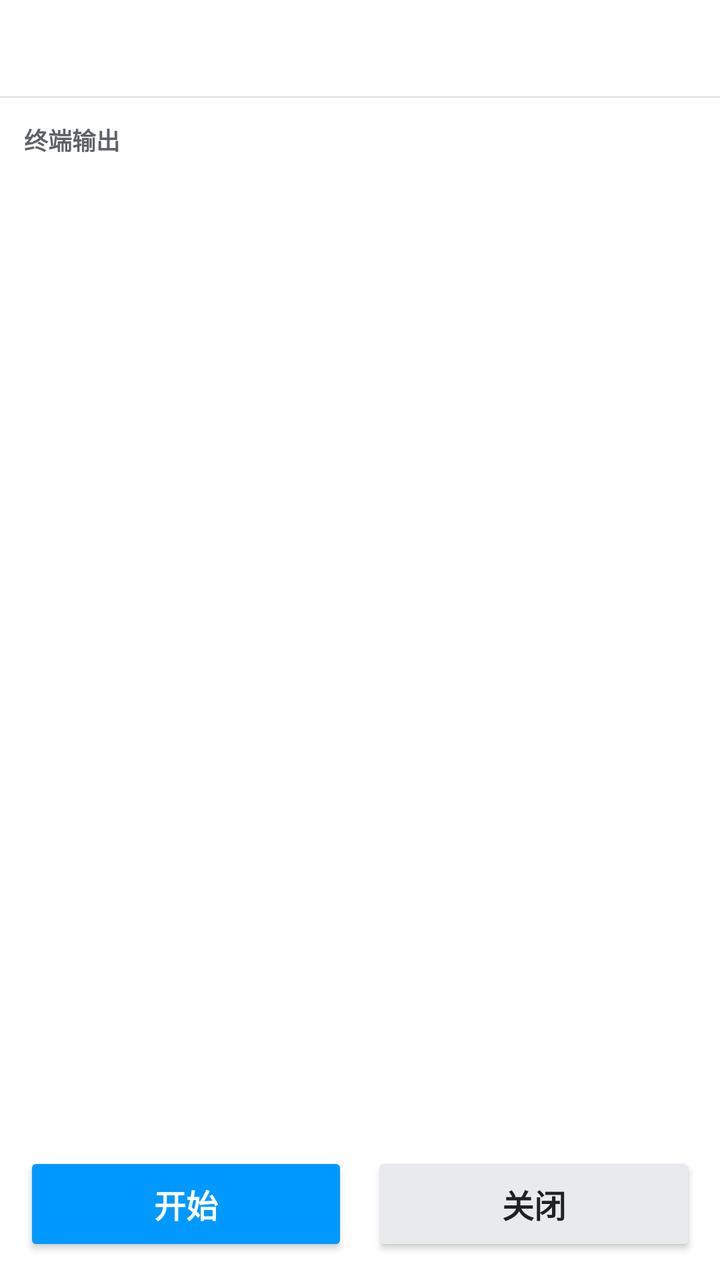
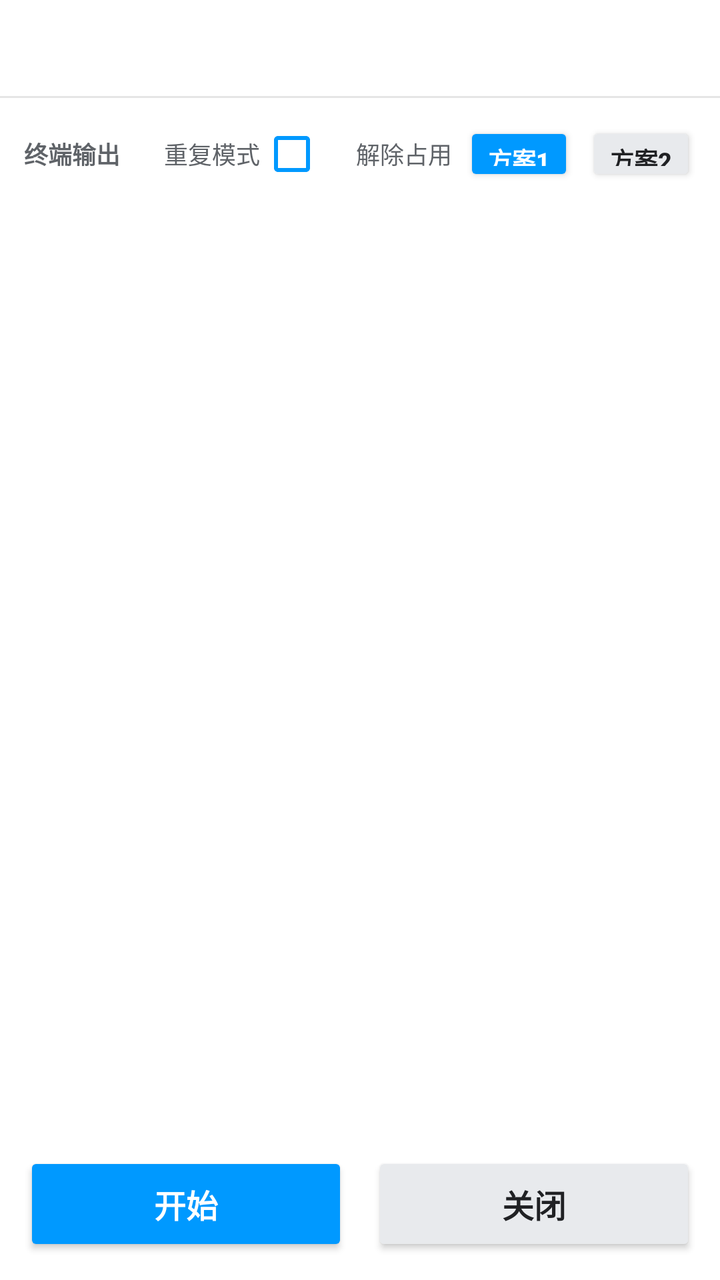

Two renders of the same Android screen: before a commit and after it. Below are the layout's source before the change and the commit's diff.
<!-- AndroidManifest.xml: application theme Theme.OneShot -->
<!-- res/layout/activity_main.xml -->
<?xml version="1.0" encoding="utf-8"?>
<LinearLayout xmlns:android="http://schemas.android.com/apk/res/android"
    xmlns:app="http://schemas.android.com/apk/res-auto"
    android:layout_width="match_parent"
    android:layout_height="match_parent"
    android:orientation="vertical"
    android:background="#FFFFFF">

    
    <com.google.android.material.tabs.TabLayout
        android:id="@+id/tabLayout"
        android:layout_width="match_parent"
        android:layout_height="wrap_content"
        android:background="#FFFFFF"
        app:tabIndicatorColor="@color/brand_blue"
        app:tabSelectedTextColor="@color/brand_blue"
        app:tabTextColor="#5F6368"
        app:tabMode="fixed"
        app:tabGravity="fill"
        app:tabIndicatorHeight="3dp" />

    <View
        android:layout_width="match_parent"
        android:layout_height="1dp"
        android:background="#1A000000" />

    <FrameLayout
        android:layout_width="match_parent"
        android:layout_height="0dp"
        android:layout_weight="1">

        
        <LinearLayout
            android:id="@+id/pageHome"
            android:layout_width="match_parent"
            android:layout_height="match_parent"
            android:orientation="vertical"
            android:padding="12dp">

            
            <TextView
                android:layout_width="match_parent"
                android:layout_height="wrap_content"
                android:text="终端输出"
                android:textColor="#5F6368"
                android:textSize="12sp"
                android:textStyle="bold"
                android:paddingBottom="6dp" />

            <HorizontalScrollView
                android:id="@+id/logHScroll"
                android:layout_width="match_parent"
                android:layout_height="0dp"
                android:layout_weight="1"
                android:background="#FFFFFF"
                android:scrollbars="horizontal"
                android:fillViewport="true">

                <ScrollView
                    android:id="@+id/logScroll"
                    android:layout_width="wrap_content"
                    android:layout_height="match_parent"
                    android:padding="8dp"
                    android:scrollbars="vertical">

                    <TextView
                        android:id="@+id/logView"
                        android:layout_width="wrap_content"
                        android:layout_height="wrap_content"
                        android:fontFamily="monospace"
                        android:includeFontPadding="false"
                        android:letterSpacing="0"
                        android:lineSpacingExtra="0dp"
                        android:lineSpacingMultiplier="1.0"
                        android:textColor="#1A1A1A"
                        android:textSize="9sp"
                        android:textIsSelectable="true"
                        android:text="" />
                </ScrollView>
            </HorizontalScrollView>

            
            <LinearLayout
                android:layout_width="match_parent"
                android:layout_height="wrap_content"
                android:layout_marginTop="10dp"
                android:orientation="horizontal">

                <Button
                    android:id="@+id/startButton"
                    android:layout_width="0dp"
                    android:layout_height="52dp"
                    android:layout_weight="1"
                    android:layout_marginEnd="6dp"
                    android:text="开始"
                    android:textSize="16sp"
                    android:textStyle="bold"
                    android:backgroundTint="@color/brand_blue"
                    android:textColor="#FFFFFF" />

                <Button
                    android:id="@+id/stopButton"
                    android:layout_width="0dp"
                    android:layout_height="52dp"
                    android:layout_weight="1"
                    android:layout_marginStart="6dp"
                    android:text="关闭"
                    android:textSize="16sp"
                    android:textStyle="bold"
                    android:backgroundTint="#E8EAED"
                    android:textColor="#202124" />
            </LinearLayout>
        </LinearLayout>

        
        <LinearLayout
            android:id="@+id/pageFiles"
            android:layout_width="match_parent"
            android:layout_height="match_parent"
            android:orientation="vertical"
            android:padding="12dp"
            android:visibility="gone">

            
            <LinearLayout
                android:layout_width="match_parent"
                android:layout_height="wrap_content"
                android:gravity="center_vertical"
                android:orientation="horizontal">

                <TextView
                    android:layout_width="0dp"
                    android:layout_height="wrap_content"
                    android:layout_weight="1"
                    android:text="密码本"
                    android:textColor="#202124"
                    android:textSize="15sp"
                    android:textStyle="bold" />

                
                <ImageButton
                    android:id="@+id/saveButton"
                    android:layout_width="40dp"
                    android:layout_height="40dp"
                    android:background="?attr/selectableItemBackgroundBorderless"
                    android:contentDescription="保存密码本到文件"
                    android:padding="8dp"
                    android:scaleType="fitCenter"
                    android:src="@drawable/ic_save" />

                
                <ImageButton
                    android:id="@+id/deleteButton"
                    android:layout_width="40dp"
                    android:layout_height="40dp"
                    android:layout_marginStart="4dp"
                    android:background="?attr/selectableItemBackgroundBorderless"
                    android:contentDescription="删除当前保存的密码"
                    android:padding="8dp"
                    android:scaleType="fitCenter"
                    android:src="@drawable/ic_delete" />
            </LinearLayout>

            
            <TextView
                android:id="@+id/filePathLabel"
                android:layout_width="match_parent"
                android:layout_height="wrap_content"
                android:paddingTop="4dp"
                android:textColor="#5F6368"
                android:textSize="11sp"
                android:fontFamily="monospace"
                android:visibility="gone" />

            <TextView
                android:id="@+id/fileStatus"
                android:layout_width="match_parent"
                android:layout_height="wrap_content"
                android:layout_marginTop="8dp"
                android:background="#FDECEA"
                android:padding="14dp"
                android:textColor="#C5221F"
                android:textSize="13sp"
                android:lineSpacingExtra="3dp"
                android:fontFamily="monospace"
                android:visibility="gone" />

            <ScrollView
                android:layout_width="match_parent"
                android:layout_height="0dp"
                android:layout_weight="1"
                android:layout_marginTop="10dp"
                android:background="#FFFFFF"
                android:padding="10dp">

                <TextView
                    android:id="@+id/fileContent"
                    android:layout_width="match_parent"
                    android:layout_height="wrap_content"
                    android:fontFamily="monospace"
                    android:textColor="#202124"
                    android:textSize="12sp"
                    android:textIsSelectable="true" />
            </ScrollView>

            <Button
                android:id="@+id/refreshButton"
                android:layout_width="match_parent"
                android:layout_height="46dp"
                android:layout_marginTop="10dp"
                android:text="刷新"
                android:backgroundTint="#E8EAED"
                android:textColor="#202124" />
        </LinearLayout>

        
        <LinearLayout
            android:id="@+id/pageAbout"
            android:layout_width="match_parent"
            android:layout_height="match_parent"
            android:orientation="vertical"
            android:padding="12dp"
            android:visibility="gone">

            

            
            <ImageView
                android:id="@+id/aboutAvatar"
                android:layout_width="160dp"
                android:layout_height="160dp"
                android:layout_gravity="center_horizontal"
                android:layout_marginTop="28dp"
                android:contentDescription="作者头像"
                android:scaleType="fitCenter"
                android:src="@drawable/about_avatar" />

            
            <TextView
                android:id="@+id/aboutName"
                android:layout_width="match_parent"
                android:layout_height="wrap_content"
                android:layout_marginTop="14dp"
                android:gravity="center_horizontal"
                android:text="天蓝色的小牛"
                android:textColor="#202124"
                android:textSize="17sp"
                android:textStyle="bold" />

            <View
                android:layout_width="match_parent"
                android:layout_height="1dp"
                android:layout_marginTop="22dp"
                android:background="#1A000000" />

            
            <LinearLayout
                android:layout_width="match_parent"
                android:layout_height="wrap_content"
                android:layout_marginTop="18dp"
                android:gravity="start|center_vertical"
                android:orientation="horizontal">

                <TextView
                    android:layout_width="wrap_content"
                    android:layout_height="wrap_content"
                    android:text="我的个人主页:"
                    android:textColor="#202124"
                    android:textSize="14sp" />

                <TextView
                    android:id="@+id/aboutLink"
                    android:layout_width="wrap_content"
                    android:layout_height="wrap_content"
                    android:text="github.com/tianlansedexiaoniu"
                    android:textColor="@color/brand_blue"
                    android:textSize="14sp"
                    android:clickable="true"
                    android:focusable="true"
                    android:background="?attr/selectableItemBackground" />
            </LinearLayout>
        </LinearLayout>
    </FrameLayout>
</LinearLayout>
<!-- resources referenced by this layout -->
<resources>
  <color name="brand_blue">#0099FF</color>
  <!-- drawable about_avatar: png bitmap (drawable-hdpi, 124553 bytes) -->
  <!-- drawable ic_delete (drawable) -->
  <?xml version="1.0" encoding="utf-8"?>
  <vector xmlns:android="http://schemas.android.com/apk/res/android"
      android:width="24dp"
      android:height="24dp"
      android:viewportWidth="24"
      android:viewportHeight="24">
      <path
          android:fillColor="@color/brand_blue"
          android:pathData="M6,19c0,1.1 0.9,2 2,2h8c1.1,0 2,-0.9 2,-2V7H6v12zM19,4h-3.5l-1,-1h-5l-1,1H5v2h14V4z" />
  </vector>
  <!-- drawable ic_save (drawable) -->
  <?xml version="1.0" encoding="utf-8"?>
  <vector xmlns:android="http://schemas.android.com/apk/res/android"
      android:width="24dp"
      android:height="24dp"
      android:viewportWidth="24"
      android:viewportHeight="24">
      <path
          android:fillColor="@color/brand_blue"
          android:pathData="M17,3H5c-1.11,0 -2,0.9 -2,2v14c0,1.1 0.89,2 2,2h14c1.1,0 2,-0.9 2,-2V7l-4,-4zM12,19c-1.66,0 -3,-1.34 -3,-3s1.34,-3 3,-3 3,1.34 3,3 -1.34,3 -3,3zM15,9H5V5h10v4z" />
  </vector>
  <style name="Theme.OneShot" parent="Theme.MaterialComponents.Light.NoActionBar">
          <item name="colorPrimary">@color/brand_blue</item>
          <item name="colorPrimaryVariant">@color/brand_blue_dark</item>
          <item name="colorOnPrimary">#FFFFFF</item>
          <item name="colorSecondary">@color/brand_blue</item>
          <item name="colorSurface">#FFFFFF</item>
          
          <item name="android:statusBarColor">#FFFFFF</item>
          <item name="android:navigationBarColor">#FFFFFF</item>
          <item name="android:windowLightStatusBar">true</item>
          <item name="android:textColorPrimary">#1A1A1A</item>
          <item name="android:textColorSecondary">#5F6368</item>
  
          
          <item name="android:tooltipText">@null</item>
      </style>
  <color name="brand_blue_dark">#007ACC</color>
</resources>

<!-- the commit's change to res/layout/activity_main.xml (unified diff, before → after) -->
@@ -38,14 +38,83 @@
             android:padding="12dp">
 
             
-            <TextView
-                android:layout_width="match_parent"
-                android:layout_height="wrap_content"
-                android:text="终端输出"
-                android:textColor="#5F6368"
-                android:textSize="12sp"
-                android:textStyle="bold"
-                android:paddingBottom="6dp" />
+            
+            <LinearLayout
+                android:layout_width="match_parent"
+                android:layout_height="wrap_content"
+                android:gravity="center_vertical"
+                android:orientation="horizontal"
+                android:paddingBottom="6dp">
+
+                <TextView
+                    android:layout_width="0dp"
+                    android:layout_height="wrap_content"
+                    android:layout_weight="1"
+                    android:text="终端输出"
+                    android:textColor="#5F6368"
+                    android:textSize="12sp"
+                    android:textStyle="bold" />
+
+                
+                <TextView
+                    android:layout_width="wrap_content"
+                    android:layout_height="32dp"
+                    android:gravity="center_vertical"
+                    android:text="重复模式"
+                    android:textColor="#5F6368"
+                    android:textSize="12sp" />
+
+                <CheckBox
+                    android:id="@+id/repeatCheck"
+                    android:layout_width="wrap_content"
+                    android:layout_height="32dp"
+                    android:minWidth="0dp"
+                    android:minHeight="0dp"
+                    android:paddingStart="4dp"
+                    android:paddingEnd="2dp"
+                    android:buttonTint="@color/brand_blue"
+                    android:gravity="center_vertical" />
+
+                <TextView
+                    android:layout_width="wrap_content"
+                    android:layout_height="wrap_content"
+                    android:layout_marginStart="10dp"
+                    android:layout_marginEnd="6dp"
+                    android:text="解除占用"
+                    android:textColor="#5F6368"
+                    android:textSize="12sp" />
+
+                <Button
+                    android:id="@+id/plan1Button"
+                    android:layout_width="wrap_content"
+                    android:layout_height="32dp"
+                    android:minWidth="0dp"
+                    android:paddingStart="12dp"
+                    android:paddingEnd="12dp"
+                    android:insetTop="0dp"
+                    android:insetBottom="0dp"
+                    android:text="方案1"
+                    android:textSize="12sp"
+                    android:textStyle="bold"
+                    android:backgroundTint="@color/brand_blue"
+                    android:textColor="#FFFFFF" />
+
+                <Button
+                    android:id="@+id/plan2Button"
+                    android:layout_width="wrap_content"
+                    android:layout_height="32dp"
+                    android:layout_marginStart="6dp"
+                    android:minWidth="0dp"
+                    android:paddingStart="12dp"
+                    android:paddingEnd="12dp"
+                    android:insetTop="0dp"
+                    android:insetBottom="0dp"
+                    android:text="方案2"
+                    android:textSize="12sp"
+                    android:textStyle="bold"
+                    android:backgroundTint="#E8EAED"
+                    android:textColor="#202124" />
+            </LinearLayout>
 
             <HorizontalScrollView
                 android:id="@+id/logHScroll"
